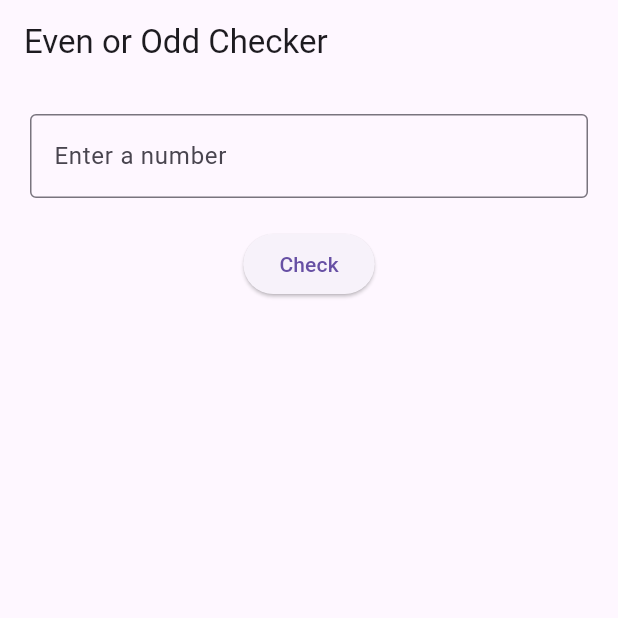
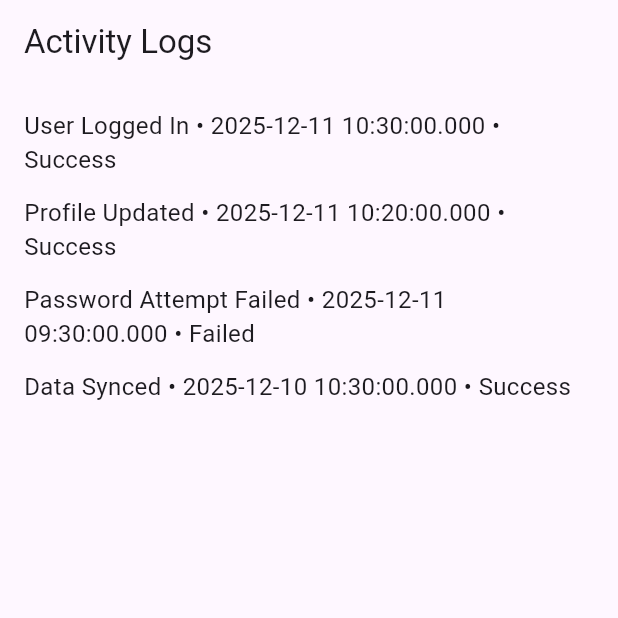
Before and after one commit to Meetkadam81/cyberlog, a Flutter app: the screen it shows after launch, on a phone screen of 412 x 824 dp, the top half of it. Run offline on Flutter 3.47's test engine with Material 3 defaults, Android fonts, the phone set to English and light mode, and no system bars.

Commit message:
Added Log class, list iteration, and log UI

```diff
--- a/lib/main.dart
+++ b/lib/main.dart
@@ -4,77 +4,57 @@ void main() {
   runApp(const MyApp());
 }
 
+
+class Log {
+  String action;
+  DateTime timestamp;
+  String status;
+
+  Log(this.action, this.timestamp, this.status);
+}
+
+
 class MyApp extends StatelessWidget {
   const MyApp({super.key});
 
   @override
   Widget build(BuildContext context) {
-    return MaterialApp(
-      home: Scaffold(
-        appBar: AppBar(
-          title: const Text("Even or Odd Checker"),
+    return const MaterialApp(
+      home: LogScreen(),
+    );
+  }
+}
+
+class LogScreen extends StatelessWidget {
+  const LogScreen({super.key});
+
+  @override
+  Widget build(BuildContext context) {
+    List<Log> logs = [
+      Log("User Logged In", DateTime.now(), "Success"),
+      Log("Profile Updated", DateTime.now().subtract(const Duration(minutes: 10)), "Success"),
+      Log("Password Attempt Failed", DateTime.now().subtract(const Duration(hours: 1)), "Failed"),
+      Log("Data Synced", DateTime.now().subtract(const Duration(days: 1)), "Success"),
+    ];
+
+
+    return Scaffold(
+      appBar: AppBar(title: const Text("Activity Logs")),
+      body: Padding(
+        padding: const EdgeInsets.all(16.0),
+        child: Column(
+          crossAxisAlignment: CrossAxisAlignment.start,
+          children: logs.map((log) {
+            return Padding(
+              padding: const EdgeInsets.only(bottom: 12),
+              child: Text(
+                "${log.action} • ${log.timestamp.toString()} • ${log.status}",
+                style: const TextStyle(fontSize: 16),
+              ),
+            );
+          }).toList(), // Convert map to list
         ),
-        body: const EvenOddApp(),
       ),
     );
   }
 }
-
-class EvenOddApp extends StatefulWidget {
-  const EvenOddApp({super.key});
-
-  @override
-  State<EvenOddApp> createState() => _EvenOddAppState();
-}
-
-class _EvenOddAppState extends State<EvenOddApp> {
-  final TextEditingController numberController = TextEditingController();
-  String resultMessage = "";
-
-  @override
-  Widget build(BuildContext context) {
-    return Padding(
-      padding: const EdgeInsets.all(20),
-      child: Column(
-        children: [
-          TextField(
-            controller: numberController,
-            keyboardType: TextInputType.number,
-            decoration: const InputDecoration(
-              labelText: "Enter a number",
-              border: OutlineInputBorder(),
-            ),
-          ),
-
-          const SizedBox(height: 20),
-
-          ElevatedButton(
-            onPressed: () {
-              String input = numberController.text;
-              int number = int.parse(input);
-
-              if (number % 2 == 0) {
-                resultMessage = "The number $number is Even.";
-              } else {
-                resultMessage = "The number $number is Odd.";
-              }
-
-              setState(() {});
-            },
-            child: const Text("Check"),
-          ),
-
-          const SizedBox(height: 20),
-
-          Text(
-            resultMessage,
-            style: const TextStyle(
-              fontSize: 22,
-              fontWeight: FontWeight.bold,
-            ),
-          ),
-        ],
-      ),
-    );
-  }
-}
```
Also changed, not shown: 1 other file.
